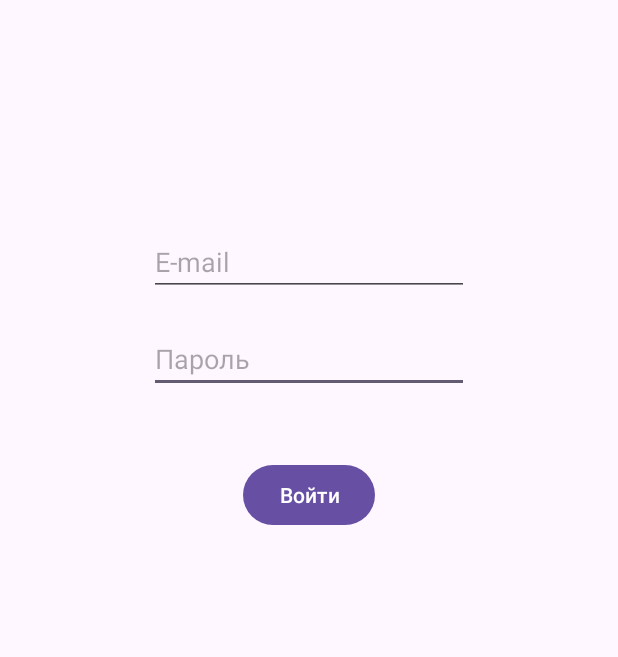
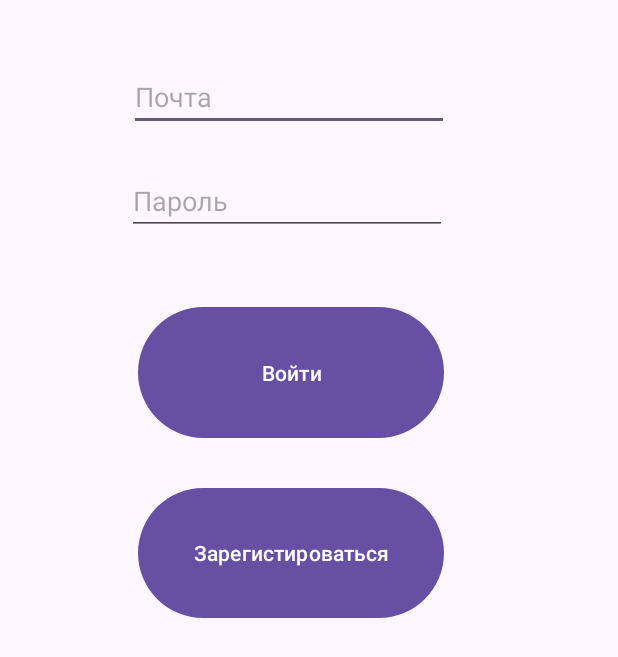
Before and after one commit to NikomuYes/CensusApp, an Android app: the screen it shows after launch (MainActivity before the commit, LoginActivity after it), on a phone screen of 412 x 824 dp. Shown: the top 657 px of the screen. Run offline under Robolectric (Android 15) with nearby library versions, the phone set to English and light mode, and no system bars; our stand-ins replace Firebase (no records; nobody signed in at launch, a user with empty details on screens opened directly).

Commit message:
Login Activity (doesn't work)

```diff
--- a/app/src/main/AndroidManifest.xml
+++ b/app/src/main/AndroidManifest.xml
@@ -13,7 +13,7 @@
         android:theme="@style/Theme.Census"
         tools:targetApi="31">
         <activity
-            android:name=".MainActivity"
+            android:name=".LoginActivity"
             android:exported="true">
             <intent-filter>
                 <action android:name="android.intent.action.MAIN" />
@@ -21,6 +21,7 @@
                 <category android:name="android.intent.category.LAUNCHER" />
             </intent-filter>
         </activity>
+        <activity android:name="com.example.census.MainActivity" />
     </application>
 
 </manifest>
--- /dev/null
+++ b/app/src/main/java/com/example/census/LoginActivity.java
@@ -0,0 +1,79 @@
+package com.example.census;
+
+import android.os.Bundle;
+import android.text.TextUtils;
+import android.view.View;
+import android.widget.EditText;
+import android.widget.Toast;
+
+import androidx.annotation.NonNull;
+import androidx.annotation.Nullable;
+import androidx.appcompat.app.AppCompatActivity;
+
+import com.google.android.gms.tasks.OnCompleteListener;
+import com.google.android.gms.tasks.Task;
+import com.google.firebase.auth.AuthResult;
+import com.google.firebase.auth.FirebaseAuth;
+import com.google.firebase.auth.FirebaseUser;
+
+public class LoginActivity extends AppCompatActivity {
+    private EditText editLogin, editPassword;
+    private FirebaseAuth myAuth;
+    @Override
+    public void onCreate(@Nullable Bundle savedInstanceState) {
+        super.onCreate(savedInstanceState);
+        setContentView(R.layout.activity_login);
+        init();
+    }
+
+    @Override
+    protected void onStart() {
+        super.onStart();
+        FirebaseUser currentUser = myAuth.getCurrentUser();
+        if (currentUser != null) {
+            Toast.makeText(this, "Есть регистрация", Toast.LENGTH_SHORT).show();
+        }
+        else {
+            Toast.makeText(this, "Нет регистрации", Toast.LENGTH_SHORT).show();
+        }
+    }
+
+    private void init(){
+        editLogin = findViewById(R.id.editTextLogin);
+        editPassword = findViewById(R.id.editTextPassword);
+        myAuth = FirebaseAuth.getInstance();
+    }
+    public void onClickSignUp(View view) {
+        if (!TextUtils.isEmpty(editLogin.getText().toString()) && !TextUtils.isEmpty(editPassword.getText().toString())) {
+            myAuth.createUserWithEmailAndPassword(editLogin.getText().toString(), editPassword.getText().toString()).addOnCompleteListener(this, new OnCompleteListener<AuthResult>() {
+                @Override
+                public void onComplete(@NonNull Task<AuthResult> task) {
+                    if(task.isSuccessful()){
+                        Toast.makeText(getApplicationContext(), "Регистрация прошла успешно!", Toast.LENGTH_SHORT).show();
+                    }
+                    else {
+                        Toast.makeText(getApplicationContext(), "Что-то пошло не так, попробуйте ещё раз", Toast.LENGTH_SHORT).show();
+                    }
+                }
+            });
+        }
+        else {
+            Toast.makeText(this, "Есть незаполненные поля", Toast.LENGTH_SHORT).show();
+        }
+    }
+    public void onClickSignIn(View view) {
+        if (!TextUtils.isEmpty(editLogin.getText().toString()) && !TextUtils.isEmpty(editPassword.getText().toString())) {
+            myAuth.signInWithEmailAndPassword(editLogin.getText().toString(), editPassword.getText().toString()).addOnCompleteListener(this, new OnCompleteListener<AuthResult>() {
+                @Override
+                public void onComplete(@NonNull Task<AuthResult> task) {
+                    if(task.isSuccessful()){
+                        Toast.makeText(getApplicationContext(), "Вы вошли!", Toast.LENGTH_SHORT).show();
+                    }
+                    else {
+                        Toast.makeText(getApplicationContext(), "Что-то пошло не так, попробуйте ещё раз", Toast.LENGTH_SHORT).show();
+                    }
+                }
+            });
+        }
+    }
+}
--- /dev/null
+++ b/app/src/main/res/layout/activity_login.xml
@@ -0,0 +1,59 @@
+<?xml version="1.0" encoding="utf-8"?>
+<androidx.constraintlayout.widget.ConstraintLayout xmlns:android="http://schemas.android.com/apk/res/android"
+    xmlns:app="http://schemas.android.com/apk/res-auto"
+    xmlns:tools="http://schemas.android.com/tools"
+    android:layout_width="match_parent"
+    android:layout_height="match_parent">
+
+    <EditText
+        android:id="@+id/editTextLogin"
+        android:layout_width="wrap_content"
+        android:layout_height="wrap_content"
+        android:layout_marginStart="86dp"
+        android:layout_marginTop="42dp"
+        android:layout_marginBottom="24dp"
+        android:ems="10"
+        android:hint="Почта"
+        android:inputType="text"
+        app:layout_constraintBottom_toTopOf="@+id/editTextPassword"
+        app:layout_constraintStart_toStartOf="parent"
+        app:layout_constraintTop_toTopOf="parent" />
+
+    <Button
+        android:id="@+id/buttonLog"
+        android:layout_width="0dp"
+        android:layout_height="0dp"
+        android:layout_marginBottom="25dp"
+        android:onClick="onClickSignIn"
+        android:text="Войти"
+        app:layout_constraintBottom_toTopOf="@+id/buttonReg"
+        app:layout_constraintEnd_toEndOf="@+id/buttonReg"
+        app:layout_constraintStart_toStartOf="@+id/buttonReg"
+        app:layout_constraintTop_toBottomOf="@+id/editTextPassword" />
+
+    <Button
+        android:id="@+id/buttonReg"
+        android:layout_width="204dp"
+        android:layout_height="0dp"
+        android:layout_marginStart="92dp"
+        android:layout_marginBottom="408dp"
+        android:onClick="onClickSignUp"
+        android:text="Зарегистироваться"
+        app:layout_constraintBottom_toBottomOf="parent"
+        app:layout_constraintStart_toStartOf="parent"
+        app:layout_constraintTop_toBottomOf="@+id/buttonLog" />
+
+    <EditText
+        android:id="@+id/editTextPassword"
+        android:layout_width="wrap_content"
+        android:layout_height="wrap_content"
+        android:layout_marginEnd="1dp"
+        android:layout_marginBottom="44dp"
+        android:ems="10"
+        android:hint="Пароль"
+        android:inputType="text"
+        app:layout_constraintBottom_toTopOf="@+id/buttonLog"
+        app:layout_constraintEnd_toEndOf="@+id/editTextLogin"
+        app:layout_constraintTop_toBottomOf="@+id/editTextLogin" />
+
+</androidx.constraintlayout.widget.ConstraintLayout>
--- a/app/src/main/res/layout/activity_main.xml
+++ b/app/src/main/res/layout/activity_main.xml
@@ -32,8 +32,8 @@
 
     <Button
         android:id="@+id/buttonLogin"
-        android:layout_width="wrap_content"
-        android:layout_height="wrap_content"
+        android:layout_width="207dp"
+        android:layout_height="43dp"
         android:layout_marginTop="44dp"
         android:onClick="onClickLogin"
         android:text="Войти"
```
Also changed, not shown: 1 other file.
